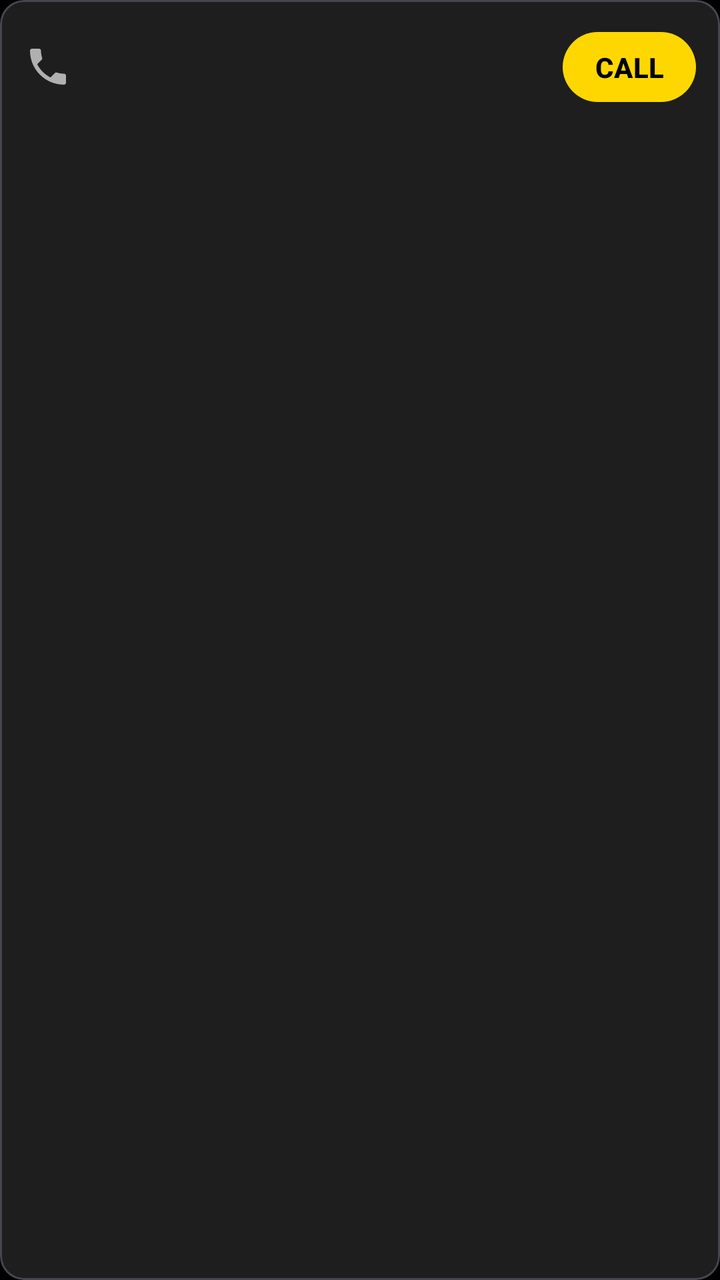
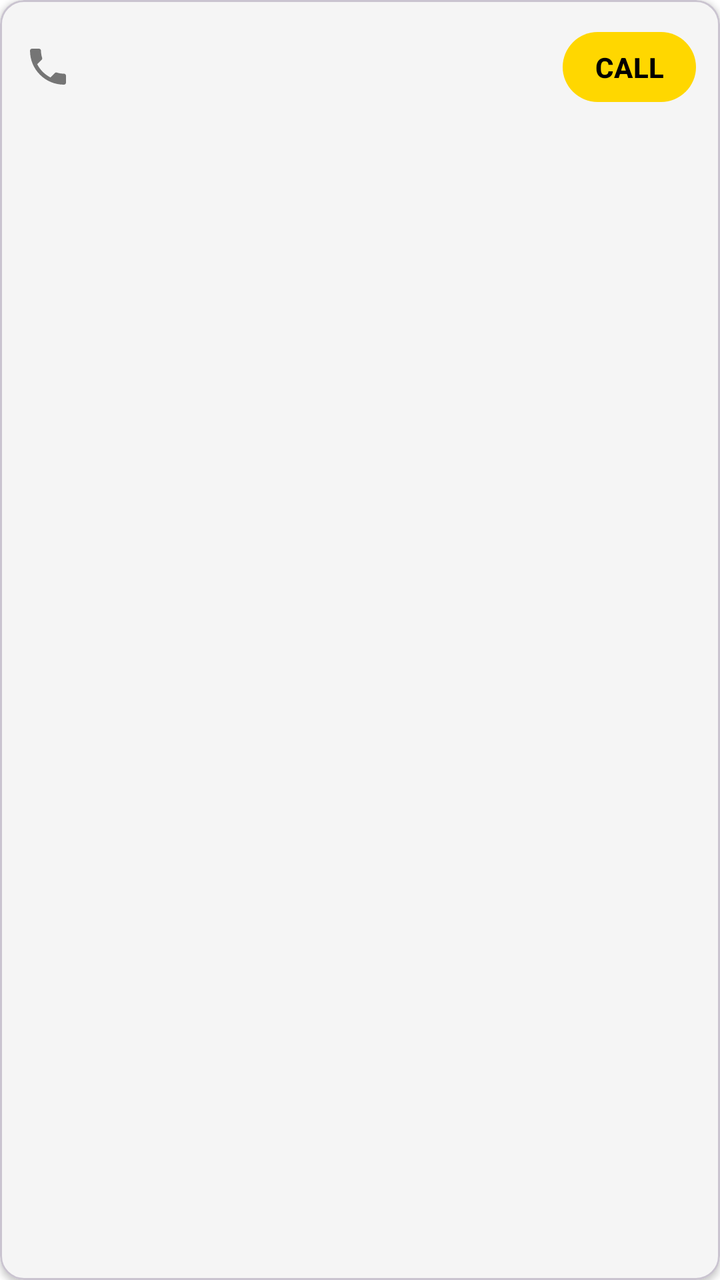

Screens rendered from an Android XML layout before and after an edit, with the pre-edit source and the edit as a unified diff.
<!-- AndroidManifest.xml: application theme Theme.Resilio -->
<!-- res/layout/layout_emergency_row.xml -->
<?xml version="1.0" encoding="utf-8"?>
<com.google.android.material.card.MaterialCardView xmlns:android="http://schemas.android.com/apk/res/android"
    xmlns:app="http://schemas.android.com/apk/res-auto"
    android:layout_width="match_parent"
    android:layout_height="wrap_content"
    android:layout_marginBottom="8dp"
    app:cardCornerRadius="12dp"
    app:cardElevation="2dp"
    app:cardBackgroundColor="@color/surface_dark">

    <LinearLayout
        android:layout_width="match_parent"
        android:layout_height="wrap_content"
        android:orientation="horizontal"
        android:padding="12dp"
        android:gravity="center_vertical">

        <ImageView
            android:id="@+id/iv_phone_icon"
            android:layout_width="24dp"
            android:layout_height="24dp"
            android:src="@drawable/ic_hotline"
            app:tint="@color/text_secondary"
            android:importantForAccessibility="no" />

        <TextView
            android:id="@+id/tv_phone_number"
            android:layout_width="0dp"
            android:layout_height="wrap_content"
            android:layout_weight="1"
            android:layout_marginStart="12dp"
            android:textColor="@color/text_primary"
            android:textSize="18sp"
            android:textStyle="bold" />

        <com.google.android.material.button.MaterialButton
            android:id="@+id/btn_call"
            style="@style/Widget.Material3.Button.TonalButton"
            android:layout_width="wrap_content"
            android:layout_height="wrap_content"
            android:text="@string/btn_call_action"
            android:textColor="@color/black"
            app:backgroundTint="@color/gold_accent"
            app:cornerRadius="24dp"
            android:elevation="4dp"
            android:textSize="14sp"
            android:textStyle="bold"
            android:minHeight="0dp"
            android:minWidth="0dp"
            android:paddingHorizontal="16dp"
            android:paddingVertical="8dp" />

    </LinearLayout>
</com.google.android.material.card.MaterialCardView>
<!-- resources referenced by this layout -->
<resources>
  <color name="black">#FF000000</color>
  <color name="gold_accent">#FFD700</color>
  <color name="surface_dark">#1E1E1E</color>
  <color name="text_primary">#FFFFFF</color>
  <color name="text_secondary">#B0B0B0</color>
  <!-- drawable ic_hotline (drawable) -->
  <vector xmlns:android="http://schemas.android.com/apk/res/android"
      android:width="24dp"
      android:height="24dp"
      android:viewportWidth="24"
      android:viewportHeight="24">
      <path
          android:fillColor="#FFFFFF"
          android:pathData="M6.62,10.79c1.44,2.83 3.76,5.14 6.59,6.59l2.2,-2.2c0.27,-0.27 0.67,-0.36 1.02,-0.24 1.12,0.37 2.33,0.57 3.57,0.57 0.55,0 1,0.45 1,1L21,20c0,0.55 -0.45,1 -1,1 -9.39,0 -17,-7.61 -17,-17 0,-0.55 0.45,-1 1,-1h3.5c0.55,0 1,0.45 1,1 0,1.25 0.2,2.45 0.57,3.57 0.11,0.35 0.03,0.74 -0.25,1.02l-2.2,2.2z" />
  </vector>
  <string name="btn_call_action">CALL</string>
  <style name="Theme.Resilio" parent="Base.Theme.Resilio" />
  <style name="Base.Theme.Resilio" parent="Theme.Material3.Dark.NoActionBar">
          
          <item name="colorPrimary">@color/gold_accent</item>
          <item name="colorOnPrimary">@color/background_dark</item>
          <item name="colorSecondary">@color/secondary_blue</item>
          <item name="colorOnSecondary">@color/white</item>
          <item name="colorTertiary">@color/primary_green</item>
          <item name="android:windowBackground">@color/background_dark</item>
          <item name="android:textColorPrimary">@color/text_primary</item>
          <item name="android:textColorSecondary">@color/text_secondary</item>
      </style>
  <color name="background_dark">#000000</color>
  <color name="secondary_blue">#2196F3</color>
  <color name="white">#FFFFFFFF</color>
  <color name="primary_green">#4CAF50</color>
</resources>

<!-- the commit's change to res/layout/layout_emergency_row.xml (unified diff, before → after) -->
@@ -6,7 +6,7 @@
     android:layout_marginBottom="8dp"
     app:cardCornerRadius="12dp"
     app:cardElevation="2dp"
-    app:cardBackgroundColor="@color/surface_dark">
+    app:cardBackgroundColor="@color/surface">
 
     <LinearLayout
         android:layout_width="match_parent"
<!-- resource entries referenced after the edit -->
@@ -2,9 +2,9 @@
 <resources>
   <color name="black">#FF000000</color>
   <color name="gold_accent">#FFD700</color>
-  <color name="surface_dark">#1E1E1E</color>
-  <color name="text_primary">#FFFFFF</color>
-  <color name="text_secondary">#B0B0B0</color>
+  <color name="surface">#F5F5F5</color>
+  <color name="text_primary">#212121</color>
+  <color name="text_secondary">#757575</color>
   <!-- drawable ic_hotline (drawable) -->
   <vector xmlns:android="http://schemas.android.com/apk/res/android"
       android:width="24dp"
@@ -17,20 +17,20 @@
   </vector>
   <string name="btn_call_action">CALL</string>
   <style name="Theme.Resilio" parent="Base.Theme.Resilio" />
-  <style name="Base.Theme.Resilio" parent="Theme.Material3.Dark.NoActionBar">
+  <style name="Base.Theme.Resilio" parent="Theme.Material3.DayNight.NoActionBar">
           
           <item name="colorPrimary">@color/gold_accent</item>
-          <item name="colorOnPrimary">@color/background_dark</item>
+          <item name="colorOnPrimary">@color/black</item>
           <item name="colorSecondary">@color/secondary_blue</item>
           <item name="colorOnSecondary">@color/white</item>
           <item name="colorTertiary">@color/primary_green</item>
-          <item name="android:windowBackground">@color/background_dark</item>
+          <item name="android:windowBackground">@color/background</item>
           <item name="android:textColorPrimary">@color/text_primary</item>
           <item name="android:textColorSecondary">@color/text_secondary</item>
       </style>
-  <color name="background_dark">#000000</color>
   <color name="secondary_blue">#2196F3</color>
   <color name="white">#FFFFFFFF</color>
   <color name="primary_green">#4CAF50</color>
+  <color name="background">#FFFFFF</color>
 </resources>
 
